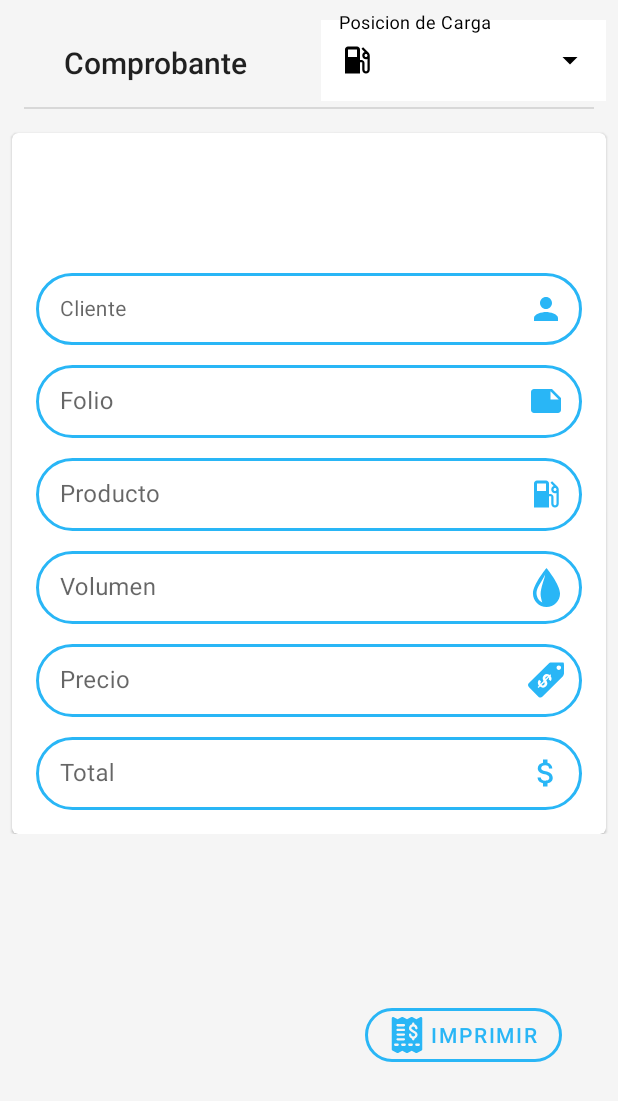
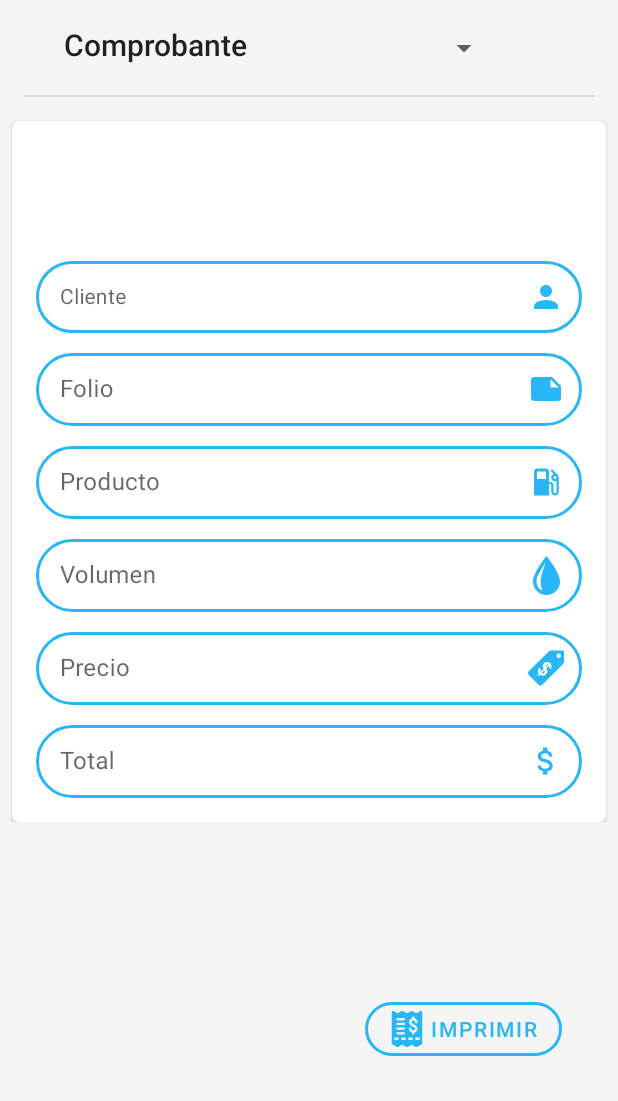
Before and after one commit to fabascal/NovaRet, an Android app: the layout activity_comprobante.xml on its own in the app's theme, with its tools: preview values and no code run, on a phone screen of 412 x 824 dp. Shown: the top 1101 px of the screen. Run offline under Robolectric (Android 15) with nearby library versions, the phone set to English and light mode, and no system bars.

Commit message:
1.- Implementacion de Volley para consumir api rest y descargar la configuracion. 2.- Implementacion de sharedpreference para todo el proyecto 3.- Actividad de configuracion se adapto volley con sharedpreferences 4.- Se inicio la impresion de comprobante, cambio de layout(Spinner posicion).

```diff
--- a/app/src/main/res/layout/activity_comprobante.xml
+++ b/app/src/main/res/layout/activity_comprobante.xml
@@ -24,14 +24,14 @@
         android:textAlignment="center"
         android:layout_width="wrap_content"
         android:layout_height="wrap_content"
-        android:paddingTop="@dimen/common_padding_min"
+        android:paddingTop="@dimen/common_padding_default"
+        android:paddingBottom="@dimen/common_padding_default"
         android:layout_marginStart="@dimen/common_padding_min"
         android:layout_marginEnd="@dimen/common_padding_min"
-        app:layout_constraintBottom_toBottomOf="@id/tilPosicion"
         app:layout_constraintStart_toStartOf="parent"
         app:layout_constraintEnd_toEndOf="@id/guideline"
-        app:layout_constraintTop_toTopOf="@id/tilPosicion" />
-    <com.google.android.material.textfield.TextInputLayout
+        app:layout_constraintTop_toTopOf="parent" />
+    <!--<com.google.android.material.textfield.TextInputLayout
         android:id="@+id/tilPosicion"
         style="@style/Widget.MaterialComponents.TextInputLayout.OutlinedBox.ExposedDropdownMenu"
         android:layout_width="0dp"
@@ -63,13 +63,22 @@
             android:textAlignment="center"
             android:textColor="@color/color_on_surface"
             android:textSize="@dimen/common_text_min" />
-    </com.google.android.material.textfield.TextInputLayout>
+    </com.google.android.material.textfield.TextInputLayout>-->
+    <androidx.appcompat.widget.AppCompatSpinner
+        android:id="@+id/spnPosicion"
+        android:layout_width="wrap_content"
+        android:layout_height="wrap_content"
+        app:layout_constraintEnd_toEndOf="parent"
+        app:layout_constraintStart_toEndOf="@id/guideline"
+        app:layout_constraintTop_toTopOf="parent"
+        app:layout_constraintBottom_toTopOf="@id/dividerTitle"
+        style="@style/MySpinner"/>
     <View
         android:id="@+id/dividerTitle"
         android:layout_width="0dp"
         android:layout_height="1dp"
         android:layout_marginTop="@dimen/padding_elements_appbarlayout"
-        app:layout_constraintTop_toBottomOf="@id/tilPosicion"
+        app:layout_constraintTop_toBottomOf="@id/tvcomprobante"
         android:layout_marginStart="@dimen/common_padding_default"
         android:layout_marginEnd="@dimen/common_padding_default"
         android:background="@color/divider_light"
```
